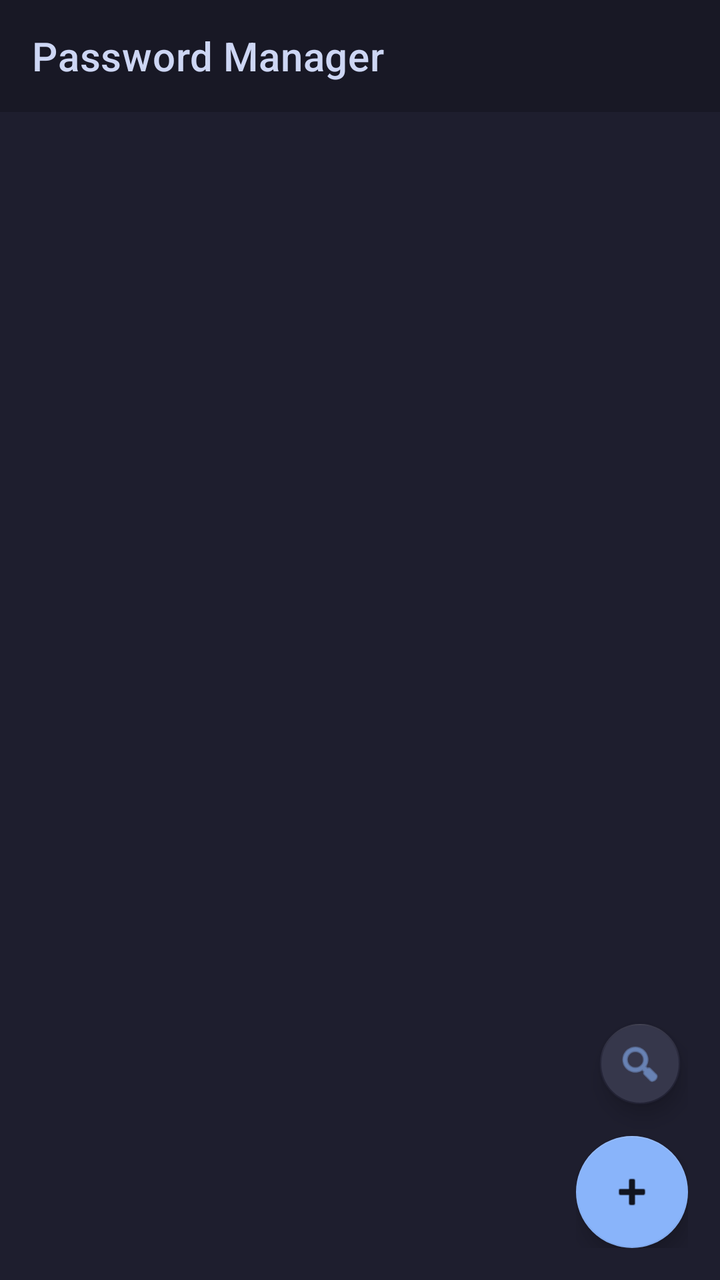
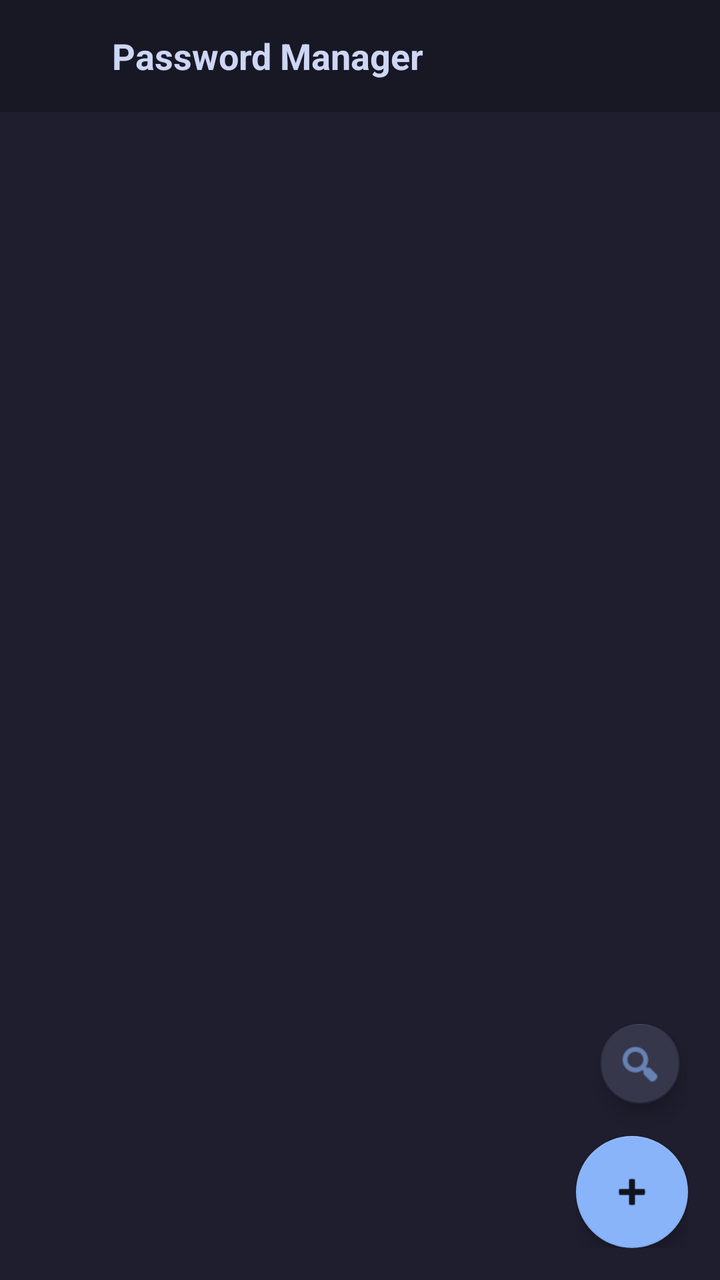

Two renders of the same Android screen: before a commit and after it. Below are the layout's source before the change and the commit's diff.
<!-- AndroidManifest.xml: application theme AppTheme -->
<!-- res/layout/activity_main.xml -->
<?xml version="1.0" encoding="utf-8"?>

<androidx.coordinatorlayout.widget.CoordinatorLayout
    xmlns:android="http://schemas.android.com/apk/res/android"
    xmlns:app="http://schemas.android.com/apk/res-auto"
    android:layout_width="match_parent"
    android:layout_height="match_parent"
    android:background="#1E1E2E">

    <LinearLayout
        android:layout_width="match_parent"
        android:layout_height="match_parent"
        android:orientation="vertical">

        
        <com.google.android.material.appbar.MaterialToolbar
            android:id="@+id/toolbar"
            android:layout_width="match_parent"
            android:layout_height="?attr/actionBarSize"
            android:background="#181825"
            app:title="Password Manager"
            app:titleTextColor="#CDD6F4"
            app:titleCentered="false" />

        
        <com.google.android.material.card.MaterialCardView
            android:id="@+id/search_bar"
            android:layout_width="match_parent"
            android:layout_height="wrap_content"
            android:layout_marginHorizontal="12dp"
            android:layout_marginTop="10dp"
            android:visibility="gone"
            app:cardBackgroundColor="#252538"
            app:cardCornerRadius="14dp"
            app:cardElevation="0dp"
            app:strokeColor="#3A3A54"
            app:strokeWidth="1dp">

            <LinearLayout
                android:layout_width="match_parent"
                android:layout_height="wrap_content"
                android:orientation="horizontal"
                android:gravity="center_vertical"
                android:paddingHorizontal="8dp">

                <EditText
                    android:id="@+id/edit_search"
                    android:layout_width="0dp"
                    android:layout_height="wrap_content"
                    android:layout_weight="1"
                    android:background="@null"
                    android:hint="Search by URL..."
                    android:textColor="#CDD6F4"
                    android:textColorHint="#9AA2C0"
                    android:paddingVertical="12dp"
                    android:paddingHorizontal="8dp"
                    android:inputType="text"
                    android:imeOptions="actionSearch"
                    android:importantForAutofill="no" />

                <ImageButton
                    android:id="@+id/btn_clear_search"
                    android:layout_width="44dp"
                    android:layout_height="44dp"
                    android:src="@android:drawable/ic_menu_close_clear_cancel"
                    android:contentDescription="Clear search"
                    app:tint="#9AA2C0"
                    android:background="?attr/selectableItemBackgroundBorderless" />

            </LinearLayout>

        </com.google.android.material.card.MaterialCardView>

        
        <ListView
            android:id="@+id/credential_list"
            android:layout_width="match_parent"
            android:layout_height="0dp"
            android:layout_weight="1"
            android:layout_marginTop="6dp"
            android:divider="@null"
            android:dividerHeight="0dp"
            android:scrollbarStyle="outsideOverlay"
            android:clipToPadding="false"
            android:paddingBottom="96dp" />

    </LinearLayout>

    
    <LinearLayout
        android:layout_width="wrap_content"
        android:layout_height="wrap_content"
        android:layout_gravity="bottom|end"
        android:layout_margin="16dp"
        android:orientation="vertical"
        android:gravity="end">

        <com.google.android.material.floatingactionbutton.FloatingActionButton
            android:id="@+id/fab_search"
            android:layout_width="wrap_content"
            android:layout_height="wrap_content"
            android:layout_marginBottom="12dp"
            android:contentDescription="Search"
            android:src="@android:drawable/ic_menu_search"
            app:backgroundTint="#252538"
            app:tint="#89B4FA"
            app:fabSize="mini" />

        <com.google.android.material.floatingactionbutton.FloatingActionButton
            android:id="@+id/fab_add"
            android:layout_width="wrap_content"
            android:layout_height="wrap_content"
            android:contentDescription="Add credential"
            android:src="@android:drawable/ic_input_add"
            app:backgroundTint="#89B4FA"
            app:tint="#11141F" />

    </LinearLayout>

</androidx.coordinatorlayout.widget.CoordinatorLayout>
<!-- resources referenced by this layout -->
<resources>
  <style name="AppTheme" parent="Theme.MaterialComponents.NoActionBar">
          <item name="colorPrimary">#89B4FA</item>
          <item name="colorPrimaryVariant">#5E84C8</item>
          <item name="colorOnPrimary">#11141F</item>
          <item name="colorSecondary">#89B4FA</item>
          <item name="colorSecondaryVariant">#5E84C8</item>
          <item name="colorOnSecondary">#11141F</item>
  
          <item name="android:colorBackground">#1E1E2E</item>
          <item name="colorSurface">#252538</item>
          <item name="colorOnBackground">#CDD6F4</item>
          <item name="colorOnSurface">#CDD6F4</item>
          <item name="colorError">#F38BA8</item>
  
          <item name="android:statusBarColor">#181825</item>
          <item name="android:navigationBarColor">#181825</item>
          <item name="android:windowLightStatusBar">false</item>
  
          
          <item name="shapeAppearanceSmallComponent">@style/Shape.Rounded.Small</item>
          <item name="shapeAppearanceMediumComponent">@style/Shape.Rounded.Medium</item>
          <item name="materialAlertDialogTheme">@style/AppTheme.Dialog</item>
      </style>
  <style name="Shape.Rounded.Small" parent="ShapeAppearance.MaterialComponents.SmallComponent">
          <item name="cornerFamily">rounded</item>
          <item name="cornerSize">10dp</item>
      </style>
  <style name="Shape.Rounded.Medium" parent="ShapeAppearance.MaterialComponents.MediumComponent">
          <item name="cornerFamily">rounded</item>
          <item name="cornerSize">16dp</item>
      </style>
  <style name="AppTheme.Dialog" parent="ThemeOverlay.MaterialComponents.MaterialAlertDialog">
          <item name="android:background">#252538</item>
          <item name="colorSurface">#252538</item>
          <item name="colorOnSurface">#CDD6F4</item>
          <item name="buttonBarPositiveButtonStyle">@style/AppTheme.Dialog.Button</item>
          <item name="buttonBarNegativeButtonStyle">@style/AppTheme.Dialog.Button</item>
          <item name="buttonBarNeutralButtonStyle">@style/AppTheme.Dialog.Button</item>
      </style>
  <style name="AppTheme.Dialog.Button" parent="Widget.MaterialComponents.Button.TextButton.Dialog">
          <item name="android:textColor">#89B4FA</item>
      </style>
</resources>

<!-- the commit's change to res/layout/activity_main.xml (unified diff, before → after) -->
@@ -13,63 +13,68 @@
         android:orientation="vertical">
 
         
-        <com.google.android.material.appbar.MaterialToolbar
-            android:id="@+id/toolbar"
+        <LinearLayout
             android:layout_width="match_parent"
-            android:layout_height="?attr/actionBarSize"
+            android:layout_height="56dp"
+            android:orientation="horizontal"
+            android:gravity="center_vertical"
             android:background="#181825"
-            app:title="Password Manager"
-            app:titleTextColor="#CDD6F4"
-            app:titleCentered="false" />
+            android:paddingHorizontal="16dp">
+
+            <ImageView
+                android:layout_width="28dp"
+                android:layout_height="28dp"
+                android:layout_marginEnd="12dp"
+                android:src="@mipmap/ic_launcher"
+                android:contentDescription="App icon" />
+
+            <TextView
+                android:layout_width="wrap_content"
+                android:layout_height="wrap_content"
+                android:text="Password Manager"
+                android:textColor="#CDD6F4"
+                android:textSize="18sp"
+                android:textStyle="bold" />
+
+        </LinearLayout>
 
         
-        <com.google.android.material.card.MaterialCardView
+        <LinearLayout
             android:id="@+id/search_bar"
             android:layout_width="match_parent"
             android:layout_height="wrap_content"
             android:layout_marginHorizontal="12dp"
             android:layout_marginTop="10dp"
-            android:visibility="gone"
-            app:cardBackgroundColor="#252538"
-            app:cardCornerRadius="14dp"
-            app:cardElevation="0dp"
-            app:strokeColor="#3A3A54"
-            app:strokeWidth="1dp">
+            android:orientation="horizontal"
+            android:gravity="center_vertical"
+            android:background="@drawable/bg_card"
+            android:paddingHorizontal="8dp"
+            android:visibility="gone">
 
-            <LinearLayout
-                android:layout_width="match_parent"
+            <EditText
+                android:id="@+id/edit_search"
+                android:layout_width="0dp"
                 android:layout_height="wrap_content"
-                android:orientation="horizontal"
-                android:gravity="center_vertical"
-                android:paddingHorizontal="8dp">
+                android:layout_weight="1"
+                android:background="@null"
+                android:hint="Search by URL..."
+                android:textColor="#CDD6F4"
+                android:textColorHint="#9AA2C0"
+                android:paddingVertical="12dp"
+                android:paddingHorizontal="8dp"
+                android:inputType="text"
+                android:imeOptions="actionSearch"
+                android:importantForAutofill="no" />
 
-                <EditText
-                    android:id="@+id/edit_search"
-                    android:layout_width="0dp"
-                    android:layout_height="wrap_content"
-                    android:layout_weight="1"
-                    android:background="@null"
-                    android:hint="Search by URL..."
-                    android:textColor="#CDD6F4"
-                    android:textColorHint="#9AA2C0"
-                    android:paddingVertical="12dp"
-                    android:paddingHorizontal="8dp"
-                    android:inputType="text"
-                    android:imeOptions="actionSearch"
-                    android:importantForAutofill="no" />
+            <ImageButton
+                android:id="@+id/btn_clear_search"
+                android:layout_width="44dp"
+                android:layout_height="44dp"
+                android:src="@android:drawable/ic_menu_close_clear_cancel"
+                android:contentDescription="Clear search"
+                android:background="?attr/selectableItemBackgroundBorderless" />
 
-                <ImageButton
-                    android:id="@+id/btn_clear_search"
-                    android:layout_width="44dp"
-                    android:layout_height="44dp"
-                    android:src="@android:drawable/ic_menu_close_clear_cancel"
-                    android:contentDescription="Clear search"
-                    app:tint="#9AA2C0"
-                    android:background="?attr/selectableItemBackgroundBorderless" />
-
-            </LinearLayout>
-
-        </com.google.android.material.card.MaterialCardView>
+        </LinearLayout>
 
         
         <ListView
<!-- resource entries referenced after the edit -->
@@ -1,5 +1,20 @@
 <!-- resources referenced by this layout -->
 <resources>
+  <!-- drawable bg_card (drawable) -->
+  <?xml version="1.0" encoding="utf-8"?>
+  <shape xmlns:android="http://schemas.android.com/apk/res/android"
+      android:shape="rectangle">
+      <solid android:color="#252538" />
+      <corners android:radius="16dp" />
+      <stroke android:width="1dp" android:color="#3A3A54" />
+  </shape>
+  <!-- mipmap ic_launcher (mipmap-anydpi-v26) -->
+  <?xml version="1.0" encoding="utf-8"?>
+  
+  <adaptive-icon xmlns:android="http://schemas.android.com/apk/res/android">
+      <background android:drawable="@color/ic_launcher_background" />
+      <foreground android:drawable="@drawable/ic_launcher_foreground" />
+  </adaptive-icon>
   <style name="AppTheme" parent="Theme.MaterialComponents.NoActionBar">
           <item name="colorPrimary">#89B4FA</item>
           <item name="colorPrimaryVariant">#5E84C8</item>
@@ -17,30 +32,32 @@
           <item name="android:statusBarColor">#181825</item>
           <item name="android:navigationBarColor">#181825</item>
           <item name="android:windowLightStatusBar">false</item>
+      </style>
+  <color name="ic_launcher_background">#1E1E2E</color>
+  <!-- drawable ic_launcher_foreground (drawable) -->
+  <?xml version="1.0" encoding="utf-8"?>
   
-          
-          <item name="shapeAppearanceSmallComponent">@style/Shape.Rounded.Small</item>
-          <item name="shapeAppearanceMediumComponent">@style/Shape.Rounded.Medium</item>
-          <item name="materialAlertDialogTheme">@style/AppTheme.Dialog</item>
-      </style>
-  <style name="Shape.Rounded.Small" parent="ShapeAppearance.MaterialComponents.SmallComponent">
-          <item name="cornerFamily">rounded</item>
-          <item name="cornerSize">10dp</item>
-      </style>
-  <style name="Shape.Rounded.Medium" parent="ShapeAppearance.MaterialComponents.MediumComponent">
-          <item name="cornerFamily">rounded</item>
-          <item name="cornerSize">16dp</item>
-      </style>
-  <style name="AppTheme.Dialog" parent="ThemeOverlay.MaterialComponents.MaterialAlertDialog">
-          <item name="android:background">#252538</item>
-          <item name="colorSurface">#252538</item>
-          <item name="colorOnSurface">#CDD6F4</item>
-          <item name="buttonBarPositiveButtonStyle">@style/AppTheme.Dialog.Button</item>
-          <item name="buttonBarNegativeButtonStyle">@style/AppTheme.Dialog.Button</item>
-          <item name="buttonBarNeutralButtonStyle">@style/AppTheme.Dialog.Button</item>
-      </style>
-  <style name="AppTheme.Dialog.Button" parent="Widget.MaterialComponents.Button.TextButton.Dialog">
-          <item name="android:textColor">#89B4FA</item>
-      </style>
+  <vector xmlns:android="http://schemas.android.com/apk/res/android"
+      android:width="108dp"
+      android:height="108dp"
+      android:viewportWidth="108"
+      android:viewportHeight="108">
+  
+      
+      <path
+          android:fillColor="#89B4FA"
+          android:pathData="M38,52 L70,52 C72.2,52 74,53.8 74,56 L74,76 C74,78.2 72.2,80 70,80 L38,80 C35.8,80 34,78.2 34,76 L34,56 C34,53.8 35.8,52 38,52 Z" />
+  
+      
+      <path
+          android:fillColor="#89B4FA"
+          android:pathData="M42,52 L42,42 C42,35.4 47.4,30 54,30 C60.6,30 66,35.4 66,42 L66,52 L62,52 L62,42 C62,37.6 58.4,34 54,34 C49.6,34 46,37.6 46,42 L46,52 Z" />
+  
+      
+      <path
+          android:fillColor="#1E1E2E"
+          android:pathData="M54,60 C56.2,60 58,61.8 58,64 C58,65.4 57.2,66.6 56,67.4 L56,72 C56,73.1 55.1,74 54,74 C52.9,74 52,73.1 52,72 L52,67.4 C50.8,66.6 50,65.4 50,64 C50,61.8 51.8,60 54,60 Z" />
+  
+  </vector>
 </resources>
 
